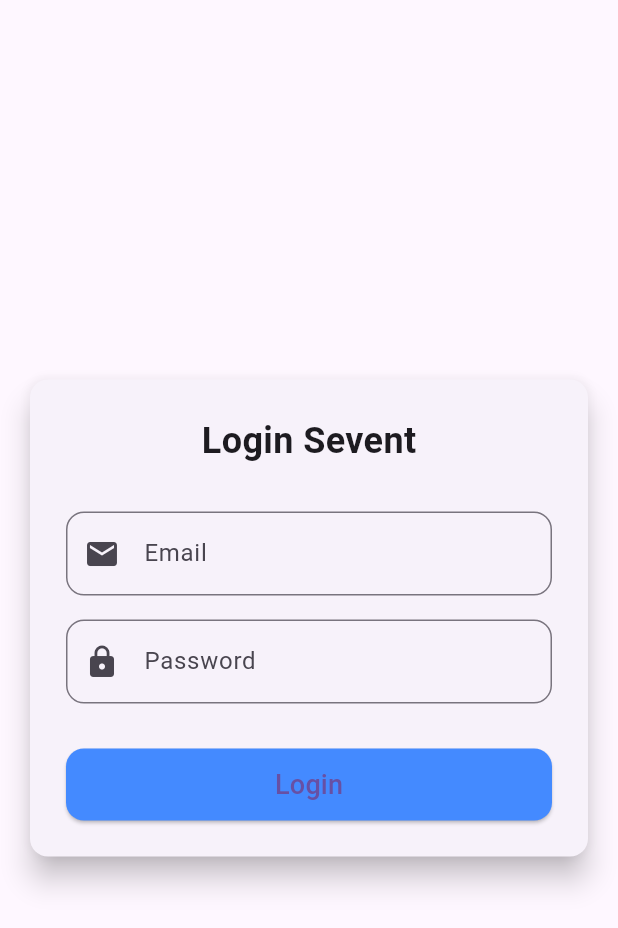
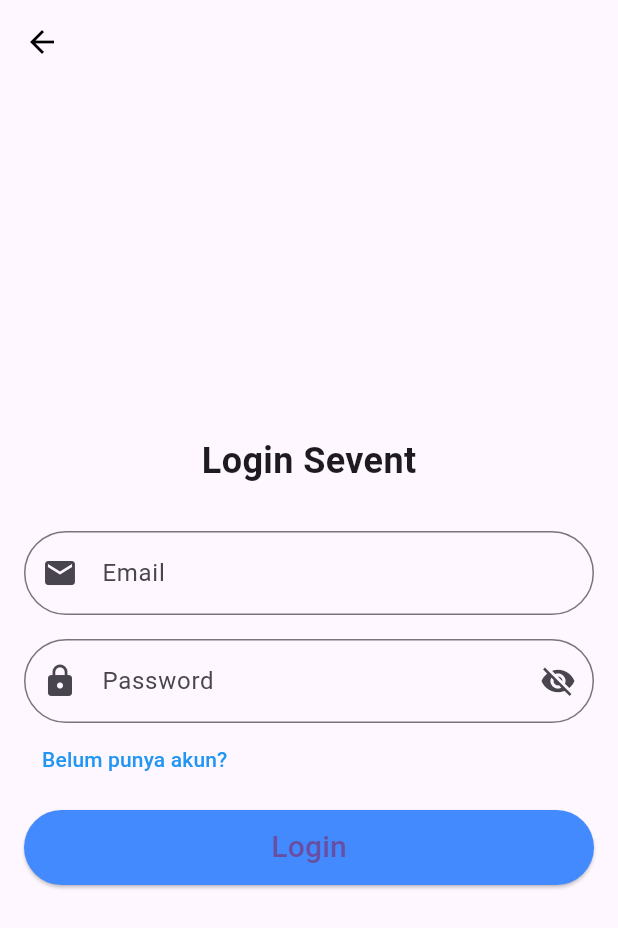
Before and after one commit to kiikxd/ticket-event, a Flutter app: the screen it shows after launch, after a tap on "Login", on a phone screen of 412 x 824 dp. Shown: the top 928 px of the screen. Run offline on Flutter 3.47's test engine with Material 3 defaults, Android fonts, the light colour scheme and no system bars; our stand-ins replace firebase_auth, firebase_core; accounts and stored records are empty.

Commit message:
login-register-awal

```diff
--- a/lib/main.dart
+++ b/lib/main.dart
@@ -1,6 +1,6 @@
 import 'package:flutter/material.dart';
 import 'package:firebase_core/firebase_core.dart';
-import 'package:pkl_project/screens/welcome/welcome.dart';
+import 'package:pkl_project/screens/welcome/splash_screen.dart';
 
 void main() async{
   WidgetsFlutterBinding.ensureInitialized();
@@ -20,7 +20,7 @@ class MyApp extends StatelessWidget {
       theme: ThemeData(
         primarySwatch: Colors.blue,
       ),
-      home: WelcomeScreen(),
+      home: SplashScreen(),
     );
   }
 }
--- a/lib/screens/login/login.dart
+++ b/lib/screens/login/login.dart
@@ -2,7 +2,9 @@ import 'package:flutter/material.dart';
 import 'package:pkl_project/services/auth_service.dart';
 import 'package:pkl_project/widgets/rounded_inputfield.dart';
 import 'package:pkl_project/widgets/rounded_button.dart';
+import 'package:pkl_project/screens/register/register.dart';
 import '../welcome/home.dart';
+import 'package:pkl_project/utils/validators.dart';
 
 class LoginScreen extends StatefulWidget {
   @override
@@ -14,7 +16,11 @@ class _LoginScreenState extends State<LoginScreen> {
   final TextEditingController passwordController = TextEditingController();
   final AuthService authService = AuthService();
 
+  final _formKey = GlobalKey<FormState>();
+  bool _isPasswordVisible = false; // Kontrol visibilitas password
+
   void login() async {
+    if (_formKey.currentState!.validate()) {
       String email = emailController.text;
       String password = passwordController.text;
 
@@ -29,18 +35,29 @@ class _LoginScreenState extends State<LoginScreen> {
             .showSnackBar(SnackBar(content: Text("Login failed")));
       }
     }
+  }
 
   @override
   Widget build(BuildContext context) {
     return Scaffold(
-      body: Padding(
+      appBar: AppBar(
+        iconTheme: const IconThemeData(
+          color: Colors.black, //change your color here
+        ),
+        backgroundColor: Colors.transparent,
+        elevation: 0,
+        leading: IconButton(
+          onPressed: () {
+            Navigator.of(context).popUntil((route) => route.isFirst);
+          },
+          icon: const Icon(Icons.arrow_back),
+        ),
+      ),
+      body: Center(
+        child: SingleChildScrollView(
           padding: const EdgeInsets.all(16.0),
-        child: Center(
-          child: Card(
-            shape: RoundedRectangleBorder(borderRadius: BorderRadius.circular(12)),
-            elevation: 8,
-            child: Padding(
-              padding: const EdgeInsets.all(24.0),
+          child: Form(
+            key: _formKey,
             child: Column(
               mainAxisSize: MainAxisSize.min,
               children: [
@@ -53,15 +70,46 @@ class _LoginScreenState extends State<LoginScreen> {
                   controller: emailController,
                   label: 'Email',
                   icon: Icons.email,
+                  validator: Validators.validateEmail,
                 ),
                 SizedBox(height: 16),
                 RoundedTextField(
                   controller: passwordController,
                   label: 'Password',
-                    obscureText: true,
+                  obscureText: !_isPasswordVisible,
                   icon: Icons.lock,
+                  suffixIcon: IconButton(
+                    icon: Icon(
+                      _isPasswordVisible
+                          ? Icons.visibility
+                          : Icons.visibility_off,
                     ),
-                  SizedBox(height: 30),
+                    onPressed: () {
+                      setState(() {
+                        _isPasswordVisible = !_isPasswordVisible;
+                      });
+                    },
+                  ),
+                  validator: Validators.validatePassword,
+                ),
+                Row(
+                  mainAxisAlignment: MainAxisAlignment.start,
+                  children: [
+                    TextButton(
+                      onPressed: () {
+                        Navigator.push(
+                          context,
+                          MaterialPageRoute(builder: (context) => RegisterScreen()),
+                        );
+                      },
+                      child: Text(
+                        'Belum punya akun?',
+                        style: TextStyle(color: Colors.blue),
+                      ),
+                    ),
+                  ],
+                ),
+                SizedBox(height: 10),
                 RoundedButton(
                   text: 'Login',
                   onPressed: login,
@@ -71,7 +119,6 @@ class _LoginScreenState extends State<LoginScreen> {
           ),
         ),
       ),
-      ),
     );
   }
 }
--- /dev/null
+++ b/lib/screens/welcome/splash_screen.dart
@@ -0,0 +1,45 @@
+import 'package:flutter/material.dart';
+import 'package:pkl_project/screens/login/login.dart';
+import 'package:pkl_project/widgets/auth_button.dart';
+
+class SplashScreen extends StatelessWidget {
+  @override
+  Widget build(BuildContext context) {
+    return Scaffold(
+      appBar: AppBar(
+        title: Text('Sevent'),
+        backgroundColor: Colors.blueAccent,
+      ),
+      body: Center(
+        child: Padding(
+          padding: const EdgeInsets.all(20.0),
+          child: Column(
+            mainAxisAlignment: MainAxisAlignment.center,
+            children: [
+              Text(
+                'Welcome to Sevent!',
+                style: TextStyle(
+                  fontSize: 24,
+                  fontWeight: FontWeight.bold,
+                  color: Colors.blueAccent,
+                ),
+                textAlign: TextAlign.center,
+              ),
+              SizedBox(height: 30),
+              AuthButton(
+                text: 'Login',
+                color: Colors.blueAccent,
+                onPressed: () {
+                  Navigator.push(
+                    context,
+                    MaterialPageRoute(builder: (context) => LoginScreen()),
+                  );
+                },
+              ),
+            ],
+          ),
+        ),
+      ),
+    );
+  }
+}
--- a/lib/widgets/rounded_button.dart
+++ b/lib/widgets/rounded_button.dart
@@ -11,13 +11,14 @@ class RoundedButton extends StatelessWidget {
     return ElevatedButton(
       onPressed: onPressed,
       style: ElevatedButton.styleFrom(
-        minimumSize: Size(double.infinity, 48),
-        shape: RoundedRectangleBorder(borderRadius: BorderRadius.circular(12)),
+        minimumSize: Size(double.infinity, 50),
+        shape: RoundedRectangleBorder(
+          borderRadius: BorderRadius.circular(30.0)),
         primary: Colors.blueAccent,
       ),
       child: Text(
         text,
-        style: TextStyle(fontSize: 18),
+        style: TextStyle(fontSize: 20),
       ),
     );
   }
--- a/lib/widgets/rounded_inputfield.dart
+++ b/lib/widgets/rounded_inputfield.dart
@@ -3,31 +3,35 @@ import 'package:flutter/material.dart';
 class RoundedTextField extends StatelessWidget {
   final TextEditingController controller;
   final String label;
+  final IconData icon;
   final bool obscureText;
-  final IconData icon;
-  final String? Function(String?)? validator; // Tambahkan validator
+  final String? Function(String?)? validator;
+  final Widget? suffixIcon;
 
   const RoundedTextField({
+    Key? key,
     required this.controller,
     required this.label,
+    required this.icon,
     this.obscureText = false,
-    required this.icon,
     this.validator,
-  });
+    this.suffixIcon,
+  }) : super(key: key);
 
   @override
   Widget build(BuildContext context) {
     return TextFormField(
       controller: controller,
       obscureText: obscureText,
+      validator: validator,
       decoration: InputDecoration(
         labelText: label,
         prefixIcon: Icon(icon),
+        suffixIcon: suffixIcon, // Tambahkan suffixIcon ke InputDecoration
         border: OutlineInputBorder(
-          borderRadius: BorderRadius.circular(12),
+          borderRadius: BorderRadius.circular(30.0),
         ),
       ),
-      validator: validator, // Panggil validator
     );
   }
 }
```
Also changed, not shown: lib/screens/register/register.dart (+37 -6 lines), lib/utils/validators.dart (+10 -0 lines). Lines whose indentation alone changed are shown as unchanged.
